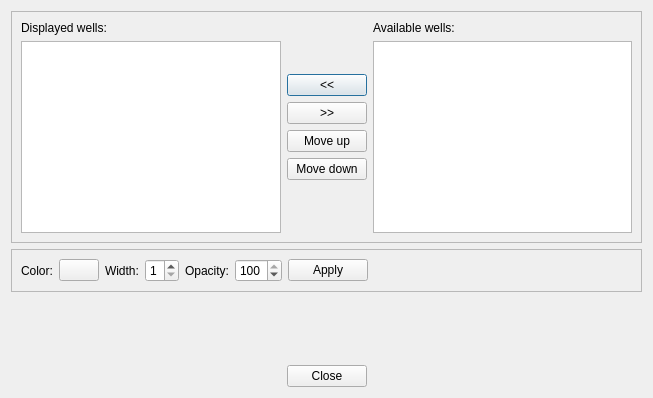
fsoos74/su, file GridUI/wellitemsdialog.ui: the form before one commit.
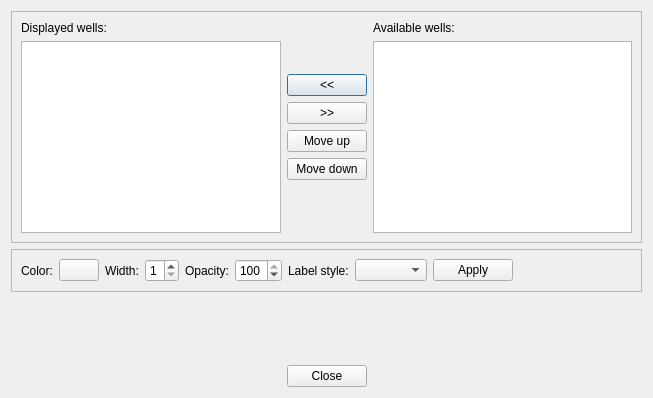
The form after the commit. Custom widgets are drawn as their Qt base class.

Commit message: label wells in slice viewer

The edit to the form file:
```diff
--- a/GridUI/wellitemsdialog.ui
+++ b/GridUI/wellitemsdialog.ui
@@ -189,6 +189,16 @@
         </property>
        </widget>
       </item>
+      <item>
+       <widget class="QLabel" name="label_6">
+        <property name="text">
+         <string>Label style:</string>
+        </property>
+       </widget>
+      </item>
+      <item>
+       <widget class="QComboBox" name="cbLabelStyle"/>
+      </item>
       <item>
        <widget class="QPushButton" name="pbApply">
         <property name="text">
```
The commit also changes 4 other files.
